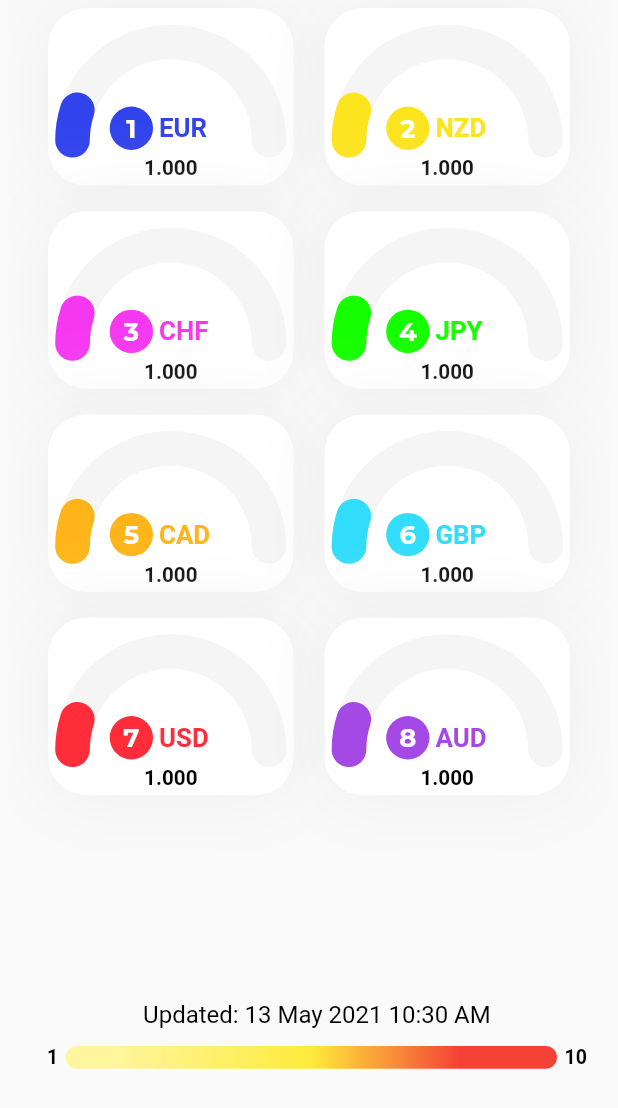
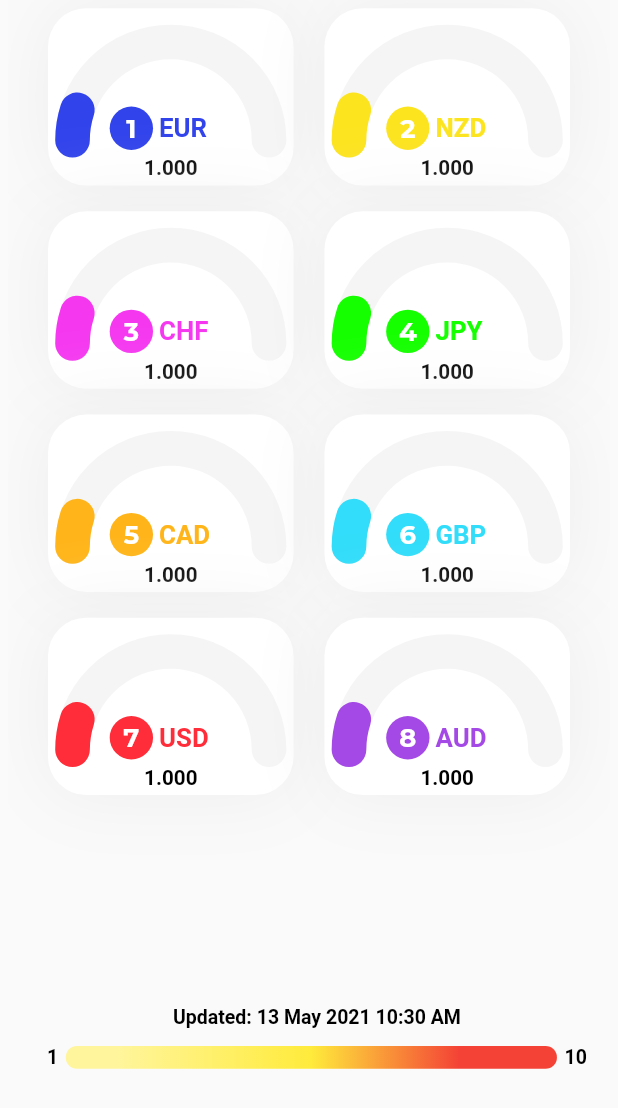
Before and after one commit to mg7237/fxpower_ios, a Flutter app: the Screen1 screen opened by its route, on a phone screen of 412 x 824 dp, the part 128-1236 px from its top. Run offline on Flutter 3.47's test engine with Material 2 defaults, Android fonts, the phone set to English and light mode, and no system bars; our stand-ins replace device_info, firebase_core, firebase_messaging, flutter_rating_bar, flutter_swiper, loading_overlay and 3 more; missing offline and left inert: dart:ffi, flutter_inapp_purchase, swipedetector; accounts and stored records are empty; network calls fail; project files that could hold a hidden picture were left out.

Commit message:
Minor changes to optimize for ipad

```diff
--- a/lib/screens/screen1.dart
+++ b/lib/screens/screen1.dart
@@ -331,7 +331,8 @@ class _Screen1State extends State<Screen1> {
                                     .format(updatetime),
                             style: TextStyle(
                               color: Colors.black,
-                              fontSize: 16,
+                              fontSize: 12 * size.height / 760,
+                              fontWeight: FontWeight.bold,
                             ),
                             textAlign: TextAlign.center,
                           ),
--- a/lib/widgets/currency_widget.dart
+++ b/lib/widgets/currency_widget.dart
@@ -43,7 +43,7 @@ class _currencywidgetState extends State<currencywidget> {
     return Container(
         margin: EdgeInsets.all(5),
         height: ipad
-            ? (130 * widget.size / 190) - 2
+            ? (130 * widget.size / 190) - 5
             : 130 * widget.size / 180, // Manish 180 -> 190
         decoration: BoxDecoration(
             color: Colors.white,
```
Also changed, not shown: 6 other files.
